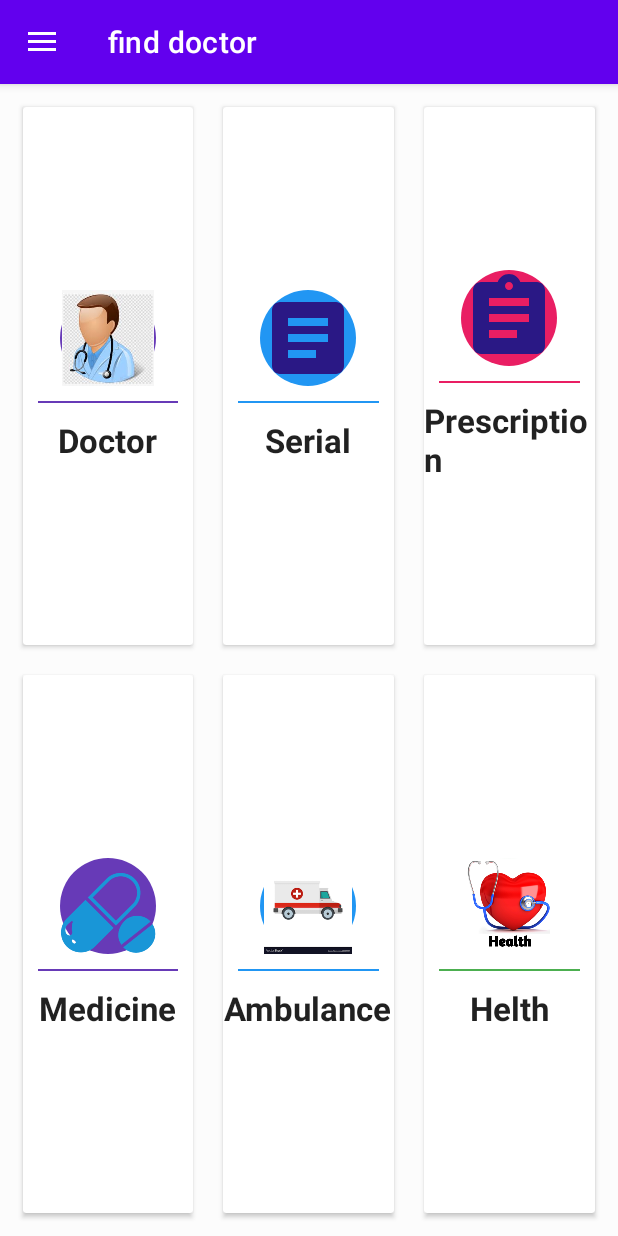
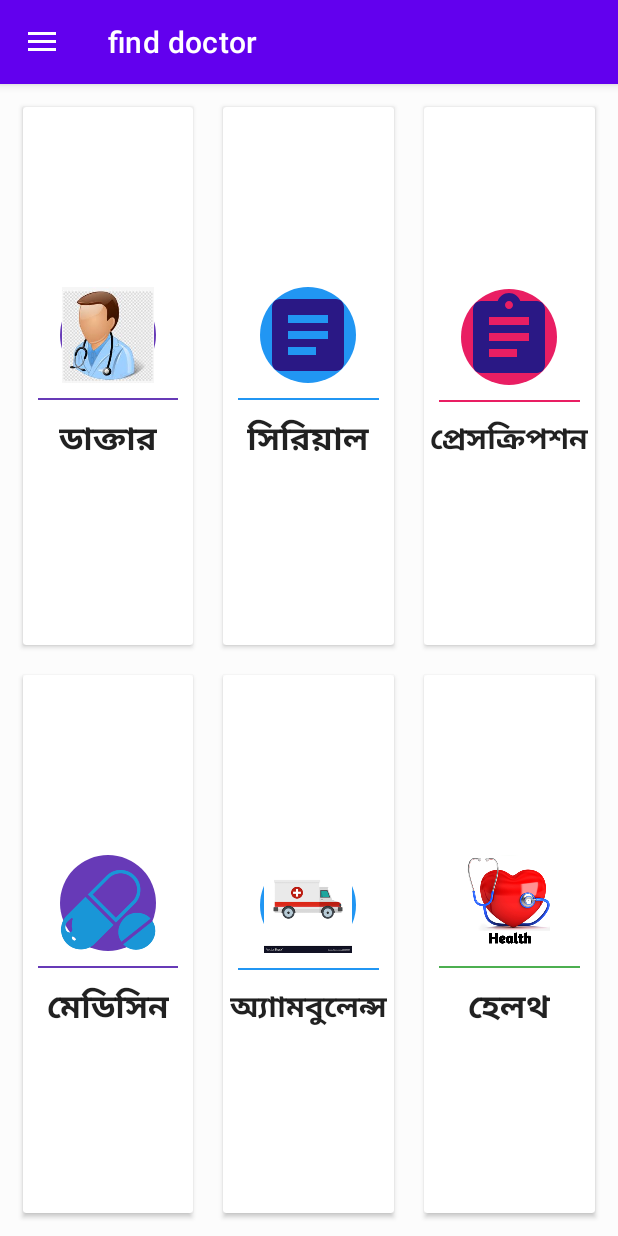
Before and after one commit to Mustakim-lab/Find-Doctor, an Android app: the screen it shows after launch (MainActivity), on a phone screen of 412 x 824 dp. Run offline under Robolectric (Android 15) with nearby library versions, the phone set to English and light mode, and no system bars.

Commit message:
card name change

```diff
--- a/app/src/main/res/layout/activity_main.xml
+++ b/app/src/main/res/layout/activity_main.xml
@@ -71,7 +71,7 @@
                     <TextView
                         android:layout_width="wrap_content"
                         android:layout_height="wrap_content"
-                        android:text="Doctor"
+                        android:text="ডাক্তার"
                         android:textAppearance="?android:textAppearanceLarge"
                         android:textStyle="bold">
 
@@ -114,7 +114,7 @@
                     <TextView
                         android:layout_width="wrap_content"
                         android:layout_height="wrap_content"
-                        android:text="Serial"
+                        android:text="সিরিয়াল"
                         android:textAppearance="?android:textAppearanceLarge"
                         android:textStyle="bold">
 
@@ -155,8 +155,9 @@
                     <TextView
                         android:layout_width="wrap_content"
                         android:layout_height="wrap_content"
-                        android:text="Prescription"
+                        android:text="প্রেসক্রিপশন"
                         android:textStyle="bold"
+                        android:textSize="20sp"
                         android:textAppearance="?android:textAppearanceLarge">
 
                     </TextView>
@@ -210,7 +211,7 @@
                     <TextView
                         android:layout_width="wrap_content"
                         android:layout_height="wrap_content"
-                        android:text="Medicine"
+                        android:text="মেডিসিন"
                         android:textStyle="bold"
                         android:textAppearance="?android:textAppearanceLarge">
 
@@ -253,7 +254,8 @@
                     <TextView
                         android:layout_width="wrap_content"
                         android:layout_height="wrap_content"
-                        android:text="Ambulance"
+                        android:text="অ্যাামবুলেন্স"
+                        android:textSize="20sp"
                         android:textAppearance="?android:textAppearanceLarge"
                         android:textStyle="bold">
 
@@ -293,7 +295,7 @@
                     <TextView
                         android:layout_width="wrap_content"
                         android:layout_height="wrap_content"
-                        android:text="Helth"
+                        android:text="হেলথ"
                         android:textStyle="bold"
                         android:textAppearance="?android:textAppearanceLarge">
 
```
